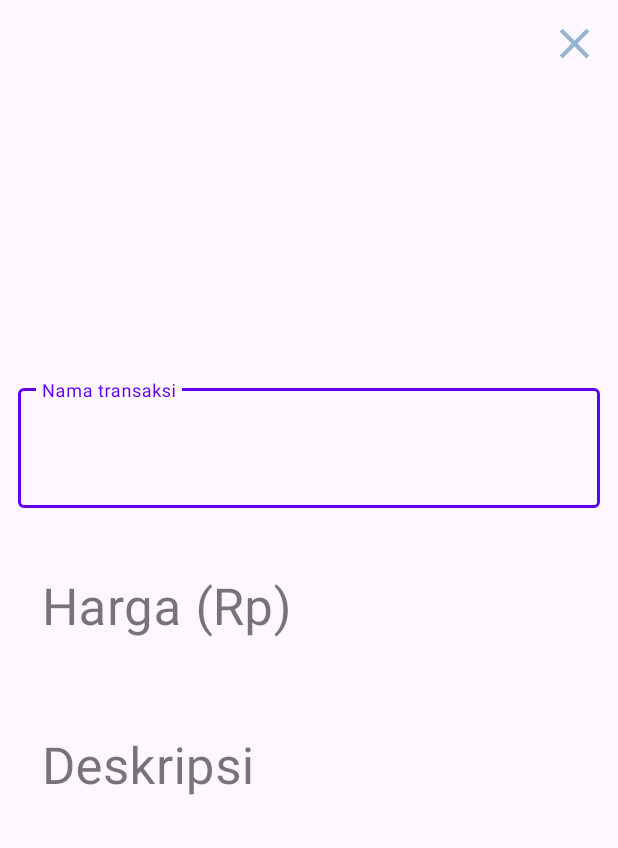
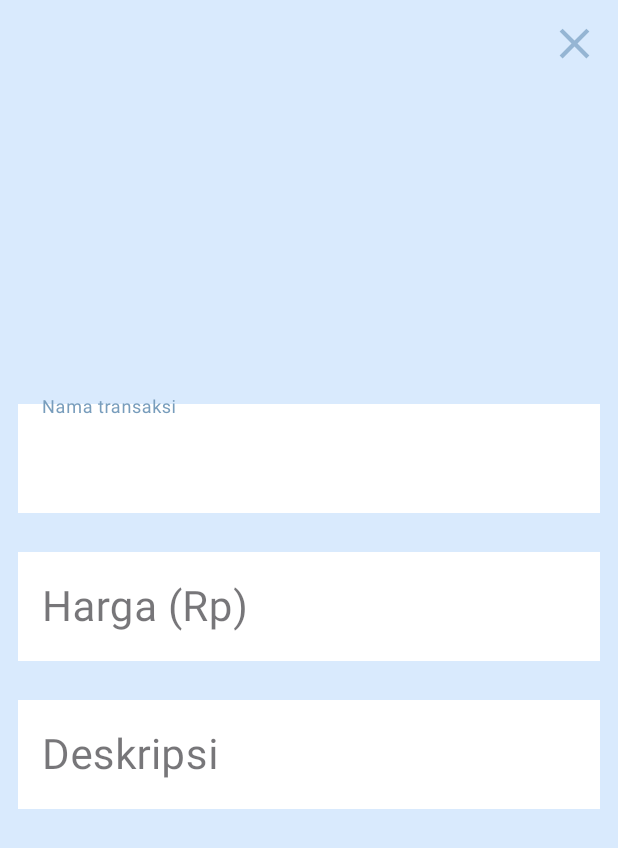
Before and after one commit to Revalinazwa/UAS_PAM_BudgetNotes, an Android app: the DetailedActivity screen opened directly, with no data from a screen before it, on a phone screen of 412 x 824 dp. Shown: the top 848 px of the screen. Run offline under Robolectric (Android 15) with nearby library versions, the phone set to English and light mode, and no system bars; our stand-ins replace Room's generated code; 4 statements that could not run were skipped.

Commit message:
ubah warna tema

```diff
--- a/app/src/main/res/layout/activity_add_transaction.xml
+++ b/app/src/main/res/layout/activity_add_transaction.xml
@@ -5,6 +5,7 @@
     android:id="@+id/main"
     android:layout_width="match_parent"
     android:layout_height="match_parent"
+    android:background="#D9EAFD"
     tools:context=".AddTransactionActivity">
 
     <ImageButton
@@ -42,6 +43,7 @@
                 android:drawableStart="@drawable/label_selector"
                 android:drawablePadding="12dp"
                 android:maxLines="1"
+                android:background="@color/white"
                 android:inputType="text"/>
         </com.google.android.material.textfield.TextInputLayout>
 
@@ -62,6 +64,7 @@
                 android:drawableStart="@drawable/money_selector"
                 android:drawablePadding="12dp"
                 android:maxLines="1"
+                android:background="@color/white"
                 android:inputType="numberDecimal|numberSigned"/>
         </com.google.android.material.textfield.TextInputLayout>
 
@@ -82,6 +85,7 @@
                 android:drawableStart="@drawable/description_selector"
                 android:drawablePadding="12dp"
                 android:maxLines="1"
+                android:background="@color/white"
                 android:inputType="text"/>
         </com.google.android.material.textfield.TextInputLayout>
 
@@ -93,7 +97,7 @@
             android:layout_marginStart="12dp"
             android:layout_marginEnd="12dp"
             android:padding="12dp"
-            android:background="@color/colorPrimaryDark"
+            android:background="@color/colorPrimary"
             android:textColor="@android:color/white"/>
     </LinearLayout>
 </androidx.constraintlayout.widget.ConstraintLayout>
--- a/app/src/main/res/layout/activity_detailed.xml
+++ b/app/src/main/res/layout/activity_detailed.xml
@@ -5,6 +5,7 @@
     android:id="@+id/rootView"
     android:layout_width="match_parent"
     android:layout_height="match_parent"
+    android:background="#D9EAFD"
     tools:context=".DetailedActivity">
 
     <ImageButton
@@ -41,10 +42,11 @@
                 android:id="@+id/labelInput"
                 android:layout_width="match_parent"
                 android:layout_height="wrap_content"
-                android:drawablePadding="12dp"
+                android:drawablePadding="14dp"
+                android:background="@color/white"
                 android:inputType="text"
                 android:maxLines="1"
-                android:textSize="34sp" />
+                android:textSize="28sp" />
         </com.google.android.material.textfield.TextInputLayout>
 
         <com.google.android.material.textfield.TextInputLayout
@@ -62,10 +64,11 @@
                 android:id="@+id/amountInput"
                 android:layout_width="match_parent"
                 android:layout_height="wrap_content"
-                android:drawablePadding="12dp"
+                android:drawablePadding="14dp"
+                android:background="@color/white"
                 android:inputType="numberDecimal|numberSigned"
                 android:maxLines="1"
-                android:textSize="34sp" />
+                android:textSize="28sp" />
         </com.google.android.material.textfield.TextInputLayout>
 
         <com.google.android.material.textfield.TextInputLayout
@@ -83,10 +86,11 @@
                 android:id="@+id/descriptionInput"
                 android:layout_width="match_parent"
                 android:layout_height="wrap_content"
-                android:drawablePadding="12dp"
+                android:drawablePadding="14dp"
+                android:background="@color/white"
                 android:inputType="text"
                 android:maxLines="1"
-                android:textSize="34sp" />
+                android:textSize="28sp" />
         </com.google.android.material.textfield.TextInputLayout>
 
 
--- a/app/src/main/res/values/colors.xml
+++ b/app/src/main/res/values/colors.xml
@@ -2,11 +2,11 @@
 <resources>
     <color name="black">#FF000000</color>
     <color name="white">#FFFFFFFF</color>
-    <color name="colorPrimary">#6200EE</color>
+    <color name="colorPrimary">#789DBC</color>
     <color name="colorPrimaryDark">#3700B3</color>
     <color name="colorAccent">#03DAC5</color>
     <color name="textMain">#292929</color>
     <color name="green">#43A047</color>
     <color name="red">#E53935</color>
-    <color name="pesanHapus">#00BCD4</color>
+    <color name="blue">#95B5D3FF</color>
 </resources>
```
Also changed, not shown: app/src/main/res/layout/activity_main.xml (+5 -3 lines).
